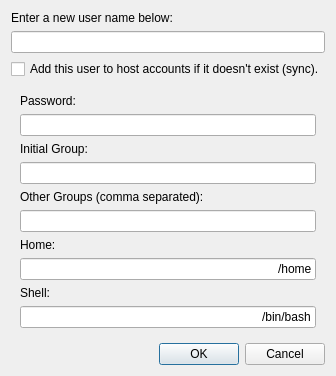
Above: src/ui/users/add_user/addUser.ui from andrevmatos/Librix-ThinClient before the change. Below: the same form after it.
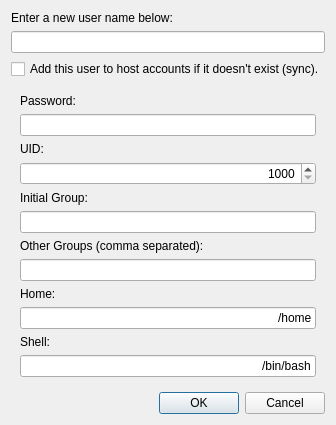
That is the form after the change.

Commit message:
Implementing daemon-side user add
Unstable

Diff of the .ui file:
```diff
--- a/src/ui/users/add_user/addUser.ui
+++ b/src/ui/users/add_user/addUser.ui
@@ -7,7 +7,7 @@
     <x>0</x>
     <y>0</y>
     <width>400</width>
-    <height>342</height>
+    <height>388</height>
    </rect>
   </property>
   <property name="windowTitle">
@@ -67,6 +67,29 @@
         <property name="echoMode">
          <enum>QLineEdit::Password</enum>
         </property>
+        <property name="alignment">
+         <set>Qt::AlignRight|Qt::AlignTrailing|Qt::AlignVCenter</set>
+        </property>
+       </widget>
+      </item>
+      <item>
+       <widget class="QLabel" name="uidLabel">
+        <property name="text">
+         <string>UID:</string>
+        </property>
+       </widget>
+      </item>
+      <item>
+       <widget class="QSpinBox" name="uidSpin">
+        <property name="alignment">
+         <set>Qt::AlignRight|Qt::AlignTrailing|Qt::AlignVCenter</set>
+        </property>
+        <property name="minimum">
+         <number>1000</number>
+        </property>
+        <property name="maximum">
+         <number>65535</number>
+        </property>
        </widget>
       </item>
       <item>
@@ -83,7 +106,11 @@
        </widget>
       </item>
       <item>
-       <widget class="QLineEdit" name="initGLine"/>
+       <widget class="QLineEdit" name="initGLine">
+        <property name="alignment">
+         <set>Qt::AlignRight|Qt::AlignTrailing|Qt::AlignVCenter</set>
+        </property>
+       </widget>
       </item>
       <item>
        <widget class="QLabel" name="groupsLabel">
@@ -99,7 +126,11 @@
        </widget>
       </item>
       <item>
-       <widget class="QLineEdit" name="groupsLine"/>
+       <widget class="QLineEdit" name="groupsLine">
+        <property name="alignment">
+         <set>Qt::AlignRight|Qt::AlignTrailing|Qt::AlignVCenter</set>
+        </property>
+       </widget>
       </item>
       <item>
        <widget class="QLabel" name="homeLabel">
```
Left out of the diff: 29 changed lines with no effect on the pictures. The commit also changes 33 other files.
